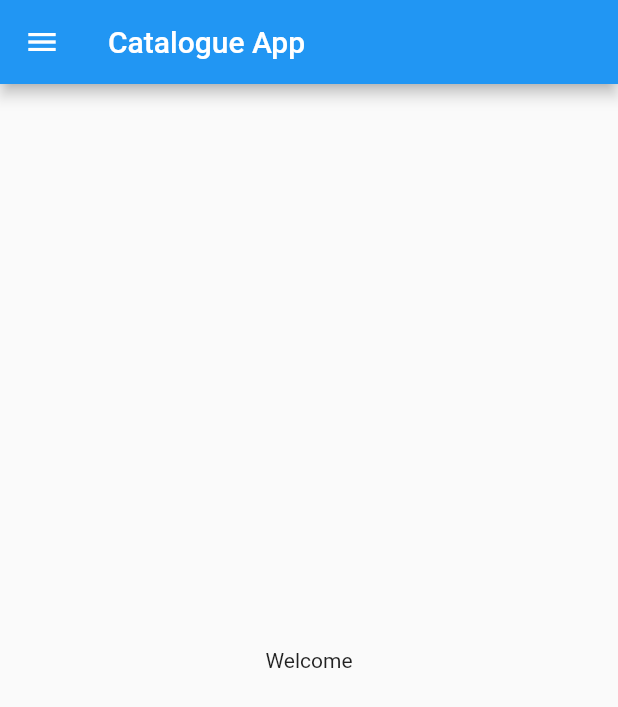
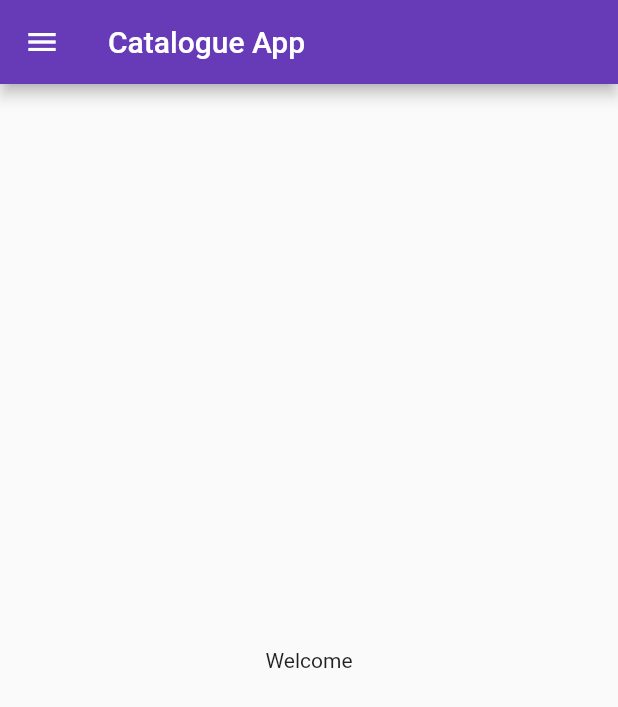
Before and after one commit to moeezs82/flutter-catalog-app, a Flutter app: the screen it shows after launch, on a phone screen of 412 x 824 dp. Shown: the top 707 px of the screen. Run offline on Flutter 3.47's test engine with Material 2 defaults, Android fonts, the phone set to English and light mode, and no system bars.

Commit message:
day-3 completed

```diff
--- a/lib/main.dart
+++ b/lib/main.dart
@@ -1,5 +1,6 @@
 import 'package:flutter/material.dart';
 import 'package:flutter_application_1/pages/home_page.dart';
+import 'package:flutter_application_1/pages/login.dart';
 
 void main() {
   runApp(const MyApp());
@@ -10,8 +11,19 @@ class MyApp extends StatelessWidget {
 
   @override
   Widget build(BuildContext context) {
-    return const MaterialApp(
-      home: HomePage(),
+    return MaterialApp(
+      // home: HomePage(),
+      themeMode: ThemeMode.light, //.dark to switch to darkmode
+      theme: ThemeData(primarySwatch: Colors.deepPurple),
+      darkTheme: ThemeData(
+        brightness: Brightness.dark,
+      ),
+      initialRoute: "/home",
+      routes: {
+        "/": (context) => LoginPage(),
+        "/home": (context) => HomePage(),
+        "/login": (context) => LoginPage()
+      },
     );
   }
 }
```
Also changed, not shown: lib/pages/login.dart (added, +17 -0 lines).
